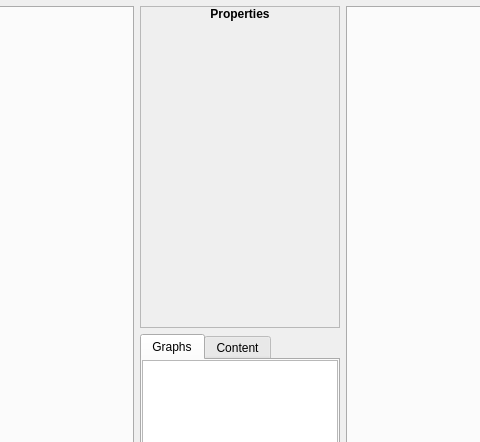
Qt form zengarden/source/forms/zengarden.ui (aedm/zengine) before a commit; both pictures show x 299 to 779 and y 0 to 442 of the 1078 by 690 pixel window.
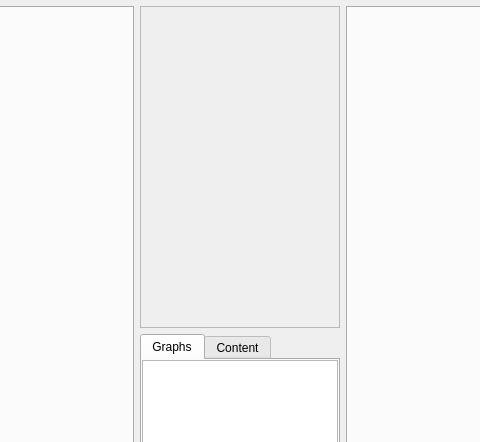
The same form after that commit.

```diff
--- a/zengarden/source/forms/zengarden.ui
+++ b/zengarden/source/forms/zengarden.ui
@@ -68,68 +68,19 @@
         <number>0</number>
        </property>
        <item>
-        <widget class="QFrame" name="frame">
+        <widget class="QFrame" name="propertyPanel">
+         <property name="sizePolicy">
+          <sizepolicy hsizetype="Preferred" vsizetype="Expanding">
+           <horstretch>0</horstretch>
+           <verstretch>0</verstretch>
+          </sizepolicy>
+         </property>
          <property name="frameShape">
           <enum>QFrame::StyledPanel</enum>
          </property>
          <property name="frameShadow">
           <enum>QFrame::Plain</enum>
          </property>
-         <layout class="QVBoxLayout" name="verticalLayout_2">
-          <property name="leftMargin">
-           <number>0</number>
-          </property>
-          <property name="topMargin">
-           <number>0</number>
-          </property>
-          <property name="rightMargin">
-           <number>0</number>
-          </property>
-          <property name="bottomMargin">
-           <number>0</number>
-          </property>
-          <item>
-           <widget class="QLabel" name="detailsLabel">
-            <property name="font">
-             <font>
-              <weight>75</weight>
-              <bold>true</bold>
-             </font>
-            </property>
-            <property name="autoFillBackground">
-             <bool>false</bool>
-            </property>
-            <property name="text">
-             <string>Properties</string>
-            </property>
-            <property name="alignment">
-             <set>Qt::AlignCenter</set>
-            </property>
-            <property name="margin">
-             <number>6</number>
-            </property>
-           </widget>
-          </item>
-          <item>
-           <widget class="QFrame" name="propertyPanel">
-            <property name="sizePolicy">
-             <sizepolicy hsizetype="Minimum" vsizetype="Expanding">
-              <horstretch>0</horstretch>
-              <verstretch>0</verstretch>
-             </sizepolicy>
-            </property>
-            <property name="frameShape">
-             <enum>QFrame::NoFrame</enum>
-            </property>
-            <property name="frameShadow">
-             <enum>QFrame::Plain</enum>
-            </property>
-            <property name="lineWidth">
-             <number>0</number>
-            </property>
-           </widget>
-          </item>
-         </layout>
         </widget>
        </item>
        <item>
```
Left out of the diff: 2 changed lines with no effect on the pictures.
